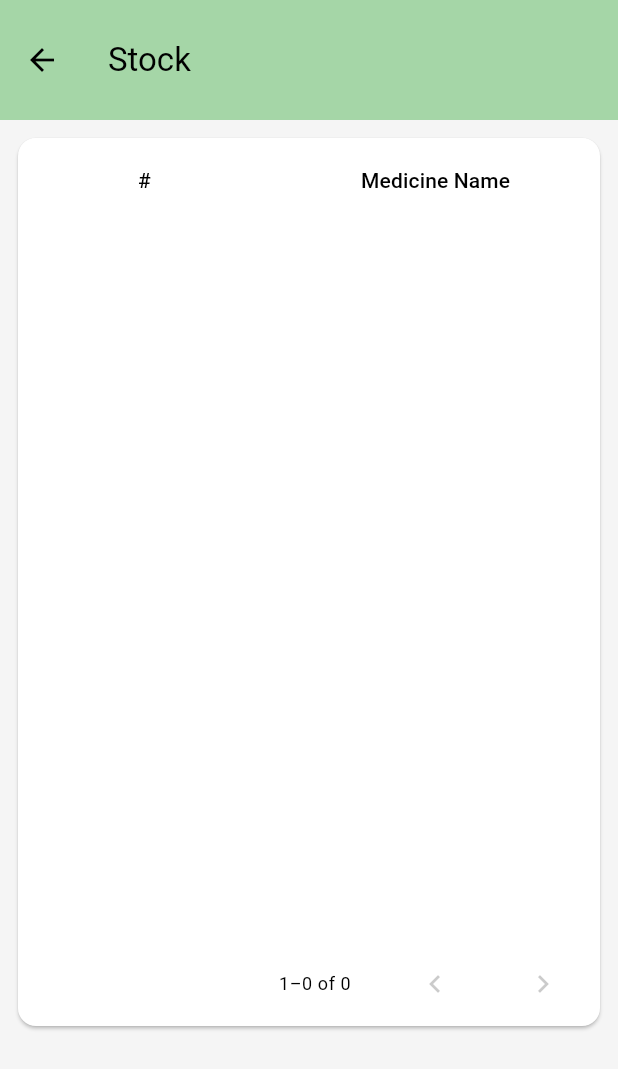
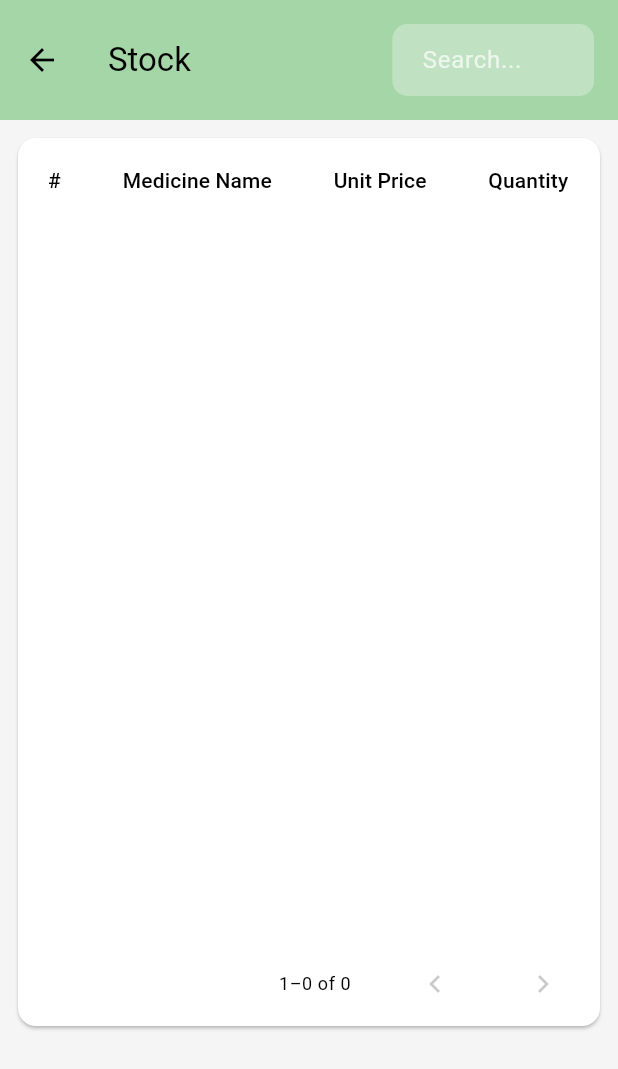
Before and after one commit to yousefi2002/Pharmacy-Management-System, a Flutter app: the StockPageOfMedicine screen opened directly, on a phone screen of 412 x 824 dp. Shown: the top 1069 px of the screen. Run offline on Flutter 3.47's test engine with Material 3 defaults, Android fonts, the phone set to English and light mode, and no system bars; our stand-ins replace device_info_plus, dropdown_button2, file_picker, fl_chart, shared_preferences, sqflite and 1 more; missing offline and left inert: searchbar_animation; accounts and stored records are empty; generated files the repository leaves out were written again.

Commit message:
stock UI updated and search applied for supplier

```diff
--- /dev/null
+++ b/lib/models/search_stock.dart
@@ -0,0 +1,20 @@
+class SearchStock {
+  final String medicineName;
+  final double unitPrice;
+  final int quantity;
+
+  SearchStock({
+    required this.medicineName,
+    required this.unitPrice,
+    required this.quantity,
+  });
+
+  // Factory method to create a Stock object from a Map (database result)
+  factory SearchStock.fromMap(Map<String, dynamic> map) {
+    return SearchStock(
+      medicineName: map['medicine_name'],  // Medicine name from medicine table
+      unitPrice: map['stock_unit_price'].toDouble(),  // Convert to double
+      quantity: map['stock_quantity'],  // Quantity
+    );
+  }
+}
--- a/lib/providers/crud_for_stock.dart
+++ b/lib/providers/crud_for_stock.dart
@@ -1,4 +1,5 @@
 import 'package:fargard_pharmacy_management_system/models/medicines.dart';
+import 'package:fargard_pharmacy_management_system/models/search_stock.dart';
 import 'package:flutter/material.dart';
 import '../database/database_helper.dart';
 import '../database/database_service.dart';
@@ -8,15 +9,12 @@ class StockProvider extends ChangeNotifier {
   final DatabaseHelper _dbHelper = DatabaseHelper();
   final DatabaseService _databaseService = DatabaseService();
 
-  List<Stock> _stock = [];
-  List<Medicine> _medicineNames = [];
+  List<SearchStock> _stock = [];
 
-  List<Stock> get stock => _stock;
-  List<Medicine> get medicinesName => _medicineNames;
+  List<SearchStock> get stock => _stock;
 
   Future<void> fetchStocks() async {
     _stock = await _databaseService.fetchStocks();
-    _medicineNames = await _databaseService.fetchMedicinesNameFromStock();
     notifyListeners();
   }
 
@@ -44,4 +42,12 @@ class StockProvider extends ChangeNotifier {
     await _dbHelper.updateStocksIfExist(medicineId, quantity, stock);
     await fetchStocks();
   }
+  void searchInStock(String query) async{
+    if (query.isEmpty) {
+      fetchStocks();
+    } else {
+      _stock = await _databaseService.fetchSearchMedicinesInStock(query);
+      notifyListeners();
+    }
+  }
 }
--- a/lib/screens/stock_page_of_medicine/stock_page_of_medicine.dart
+++ b/lib/screens/stock_page_of_medicine/stock_page_of_medicine.dart
@@ -1,8 +1,7 @@
-import 'package:fargard_pharmacy_management_system/models/medicines.dart';
 import 'package:flutter/material.dart';
 import 'package:flutter_gen/gen_l10n/app_localizations.dart';
 import 'package:provider/provider.dart';
-import '../../models/stocks.dart';
+import '../../models/search_stock.dart';
 import '../../providers/crud_for_stock.dart';
 
 class StockPageOfMedicine extends StatefulWidget {
@@ -13,7 +12,7 @@ class StockPageOfMedicine extends StatefulWidget {
 }
 
 class _StockPageOfMedicineState extends State<StockPageOfMedicine> {
-
+  final _searchController = TextEditingController();
   @override
   Widget build(BuildContext context) {
     Future.microtask(() {
@@ -21,33 +20,58 @@ class _StockPageOfMedicineState extends State<StockPageOfMedicine> {
     });
     return Scaffold(
       appBar: AppBar(
-        title: Text(AppLocalizations.of(context)!.stock),
+        title: Row(
+          children: [
+            Text(AppLocalizations.of(context)!.stock),
+            const Expanded(child: SizedBox()),
+            Expanded(
+              child: TextFormField(
+                controller: _searchController,
+                decoration: InputDecoration(
+                  hintText: 'Search...',
+                  hintStyle: const TextStyle(color: Colors.white70),
+                  border: OutlineInputBorder(
+                    borderRadius: BorderRadius.circular(10.0),
+                    borderSide: BorderSide.none,
+                  ),
+                  filled: true,
+                  fillColor: Colors.white30, // Semi-transparent background
+                  contentPadding: const EdgeInsets.symmetric(horizontal: 16.0),
+                ),
+                style: const TextStyle(color: Colors.white),
+                onChanged: (value) {
+                  Provider.of<StockProvider>(context, listen: false)
+                      .searchInStock(value);
+                },
+              ),
+            ),
+          ],
+        ),
       ),
       body: Consumer<StockProvider>(
         builder: (context, stockProvider, child) {
           final stockList = stockProvider.stock;
-          final medicineNameList = stockProvider.medicinesName;
           return Padding(
             padding: const EdgeInsets.all(8.0),
-            child: Column(
-              children: [
-                Expanded(
             child: SingleChildScrollView(
+              child: SizedBox(
+                width: double.infinity,
                 child: PaginatedDataTable(
-                      source: MyData( stockList, medicineNameList, context),
+                  source: MyData(stockList, context),
                   columns: [
                     const DataColumn(label: Text("#")),
-                        DataColumn(label: Text(AppLocalizations.of(context)!.medicine_name)),
-                        DataColumn(label: Text(AppLocalizations.of(context)!.unit_price)),
-                        DataColumn(label: Text(AppLocalizations.of(context)!.quantity)),
-                        DataColumn(label: Text(AppLocalizations.of(context)!.actions)),
+                    DataColumn(
+                        label:
+                            Text(AppLocalizations.of(context)!.medicine_name)),
+                    DataColumn(
+                        label: Text(AppLocalizations.of(context)!.unit_price)),
+                    DataColumn(
+                        label: Text(AppLocalizations.of(context)!.quantity)),
                   ],
-                      columnSpacing: 140,
-                      horizontalMargin: 80,
+                  columnSpacing: 40,
+                  horizontalMargin: 20,
                 ),
               ),
-                ),
-              ],
             ),
           );
         },
@@ -57,50 +81,35 @@ class _StockPageOfMedicineState extends State<StockPageOfMedicine> {
 }
 
 class MyData extends DataTableSource {
-  List<Stock> stockData;
-  List<Medicine> medicineName;
+  List<SearchStock> stockData;
   final BuildContext context;
 
-  MyData(this.stockData,this.medicineName, this.context,);
+  MyData(
+    this.stockData,
+    this.context,
+  );
 
   @override
   DataRow getRow(int index) {
+    final data = stockData[index];
 
-    final data = stockData[index];
-    final medicineData = medicineName[index];
-print(medicineData.id);
-    return DataRow(cells: [
-      DataCell(Text(data.medicineId.toString())),
-      DataCell(Text(medicineData.name)),
-      DataCell(Text(data.pricePerUnit.toString())),
-      DataCell(Text(data.quantity.toString())),
-      DataCell(IconButton(
-          onPressed: (){
-            showDialog(
-              context: context,
-              builder: (BuildContext context) {
-                return AlertDialog(
-                  title: Text(AppLocalizations.of(context)!.delete),
-                  content: Text(AppLocalizations.of(context)!.confirmDelete),
-                  actions: [
-                    TextButton(
-                      onPressed: () => Navigator.of(context).pop(),
-                      child: Text(AppLocalizations.of(context)!.no),
-                    ),
-                    TextButton(
-                      onPressed: () {
-                        Provider.of<StockProvider>(context, listen: false).deleteStocks(data.id ?? 0);
-                        Navigator.of(context).pop();
-                      },
-                      child: Text(AppLocalizations.of(context)!.delete),
-                    ),
+    return DataRow(
+      cells: [
+        DataCell(Text('${index + 1}')),
+        DataCell(Text(data.medicineName,
+          style: TextStyle(
+            color: data.quantity < 1 ? Colors.red
+             : Colors.black),
+        )),
+        DataCell(Text(data.unitPrice.toString())),
+        DataCell(Text(
+          data.quantity.toString(),
+          style:
+              TextStyle(color: data.quantity < 1 ? Colors.red : Colors.black),
+        )),
       ],
+      color: WidgetStateProperty.all(Colors.grey.shade200),
     );
-              },
-            );
-      },
-      icon: const Icon(Icons.delete, color: Colors.red,))),
-    ]);
   }
 
   @override
```
Lines whose indentation alone changed are shown as unchanged.
